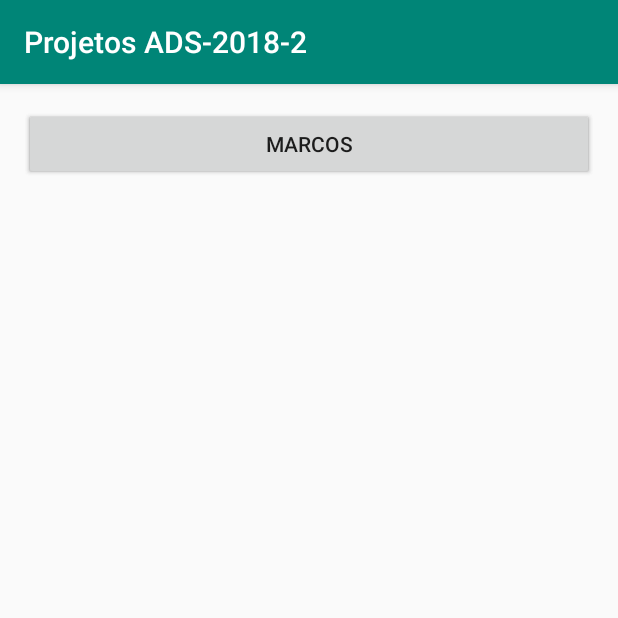
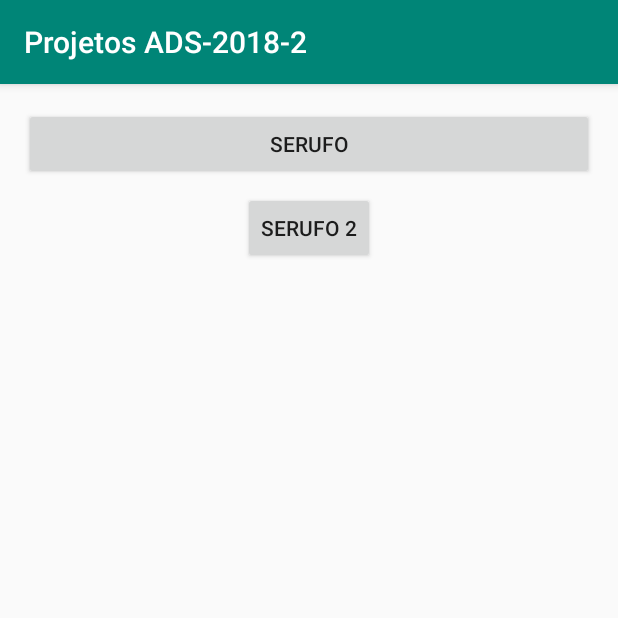
Before and after one commit to serufo/ADS20182, an Android app: the screen it shows after launch (MainActivity), on a phone screen of 412 x 824 dp, the top half of it. Run offline under Robolectric (Android 15) with nearby library versions, the phone set to English and light mode, and no system bars; 2 statements that could not run were skipped.

Commit message:
Criamos um botao para a nova activity

```diff
--- a/app/src/main/AndroidManifest.xml
+++ b/app/src/main/AndroidManifest.xml
@@ -17,7 +17,8 @@
                 <category android:name="android.intent.category.LAUNCHER" />
             </intent-filter>
         </activity>
-        <activity android:name=".ProfSerufo"></activity>
+        <activity android:name=".ProfSerufo" />
+        <activity android:name=".Serufo2"></activity>
     </application>
 
 </manifest>
--- a/app/src/main/java/com/example/ads_2018_2/MainActivity.java
+++ b/app/src/main/java/com/example/ads_2018_2/MainActivity.java
@@ -28,6 +28,19 @@ public class MainActivity extends AppCompatActivity {
 
         //[SERUFO] Fim do código do SERUFO
 
+        //[SERUFO2] Codigo para mudar para pagina do SERUFO2
+
+        Button btnSerufo2 = findViewById(R.id.btnSerufo2);
+        btnSerufo.setOnClickListener(new View.OnClickListener() {
+            @Override
+            public void onClick(View v) {
+                Intent intent = new Intent(MainActivity.this, Serufo2.class);
+                startActivity(intent);
+            }
+        });
+
+        //[SERUFO2] Fim do código do SERUFO2
+
 
         //[Marcos] Meu código
         Button btnMarcos = findViewById(R.id.btnMarcos);
--- a/app/src/main/res/layout/activity_main.xml
+++ b/app/src/main/res/layout/activity_main.xml
@@ -21,18 +21,14 @@
         app:layout_constraintTop_toTopOf="parent" />
 
     <Button
-        android:id="@+id/btnMarcos"
-        android:layout_width="0dp"
+        android:id="@+id/btnSerufo2"
+        android:layout_width="wrap_content"
         android:layout_height="wrap_content"
-        android:layout_marginStart="16dp"
-        android:layout_marginLeft="16dp"
-        android:layout_marginTop="16dp"
-        android:layout_marginEnd="16dp"
-        android:layout_marginRight="16dp"
-        android:text="Marcos"
+        android:layout_marginTop="8dp"
+        android:text="SERUFO 2"
         app:layout_constraintEnd_toEndOf="parent"
         app:layout_constraintStart_toStartOf="parent"
-        app:layout_constraintTop_toTopOf="parent" />
+        app:layout_constraintTop_toBottomOf="@+id/btnSerufo" />
 
 
 </android.support.constraint.ConstraintLayout>
```
Also changed, not shown: app/src/main/java/com/example/ads_2018_2/Serufo2.java (added, +13 -0 lines), app/src/main/res/layout/activity_serufo2.xml (added, +9 -0 lines).
